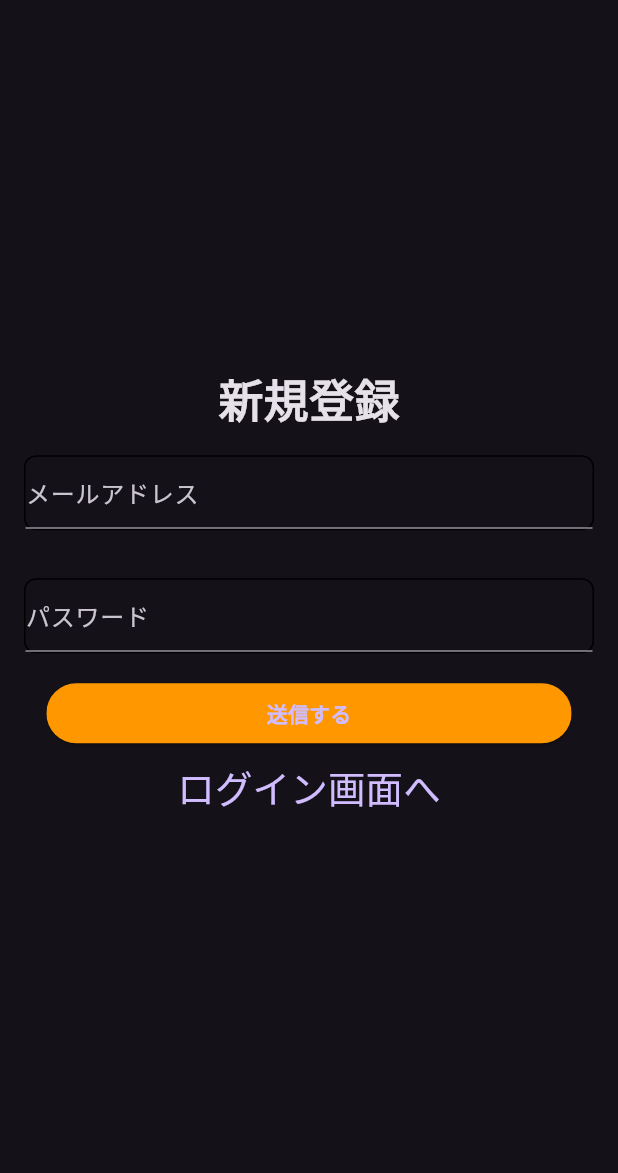
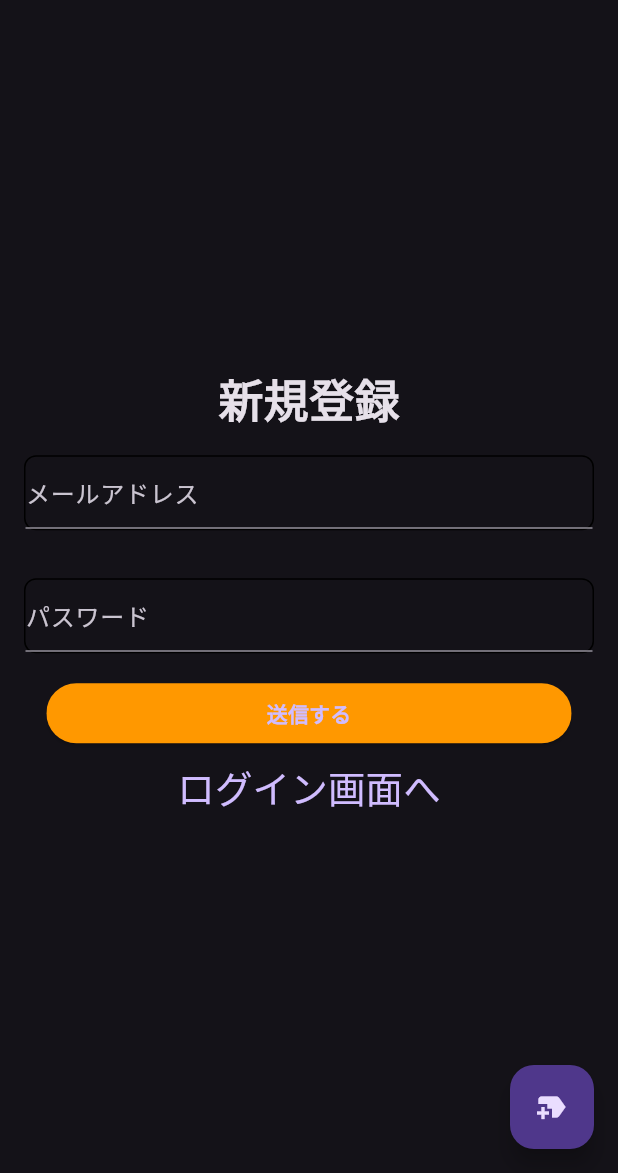
Before and after one commit to shigeyuu/text_sns, a Flutter app: the screen it shows after launch, on a phone screen of 412 x 824 dp, the part 63-1236 px from its top. Run offline on Flutter 3.47's test engine with Material 3 defaults, Android fonts, the phone set to English and light mode, and no system bars; our stand-ins replace cloud_firestore, firebase_auth, firebase_core, firebase_remote_config, flutter_dotenv, fluttertoast and 4 more; missing offline and left inert: minio_new; accounts and stored records are empty; generated files the repository leaves out were written again.

Commit message:
東京を行うページを作成しよう

```diff
--- a/lib/controllers/my_home_page_controller.dart
+++ b/lib/controllers/my_home_page_controller.dart
@@ -1,3 +1,8 @@
 import 'package:get/get.dart';
+import 'package:text_sns/view/create_post_page.dart';
 
-class MyHomePageController extends GetxController {}
+class MyHomePageController extends GetxController {
+  void onFloatingActionButtonPressed() {
+    Get.toNamed(CreatePostPage.path);
+  }
+}
--- a/lib/router/get_pages.dart
+++ b/lib/router/get_pages.dart
@@ -1,4 +1,5 @@
 import 'package:get/get.dart';
+import 'package:text_sns/view/create_post_page.dart';
 import 'package:text_sns/view/pages/account_page.dart';
 import 'package:text_sns/view/pages/logouted_page.dart';
 import 'package:text_sns/view/pages/reauthenticate_page.dart';
@@ -31,6 +32,10 @@ class GetPages {
     GetPage(
       name: UserDeletedPage.path,
       page: () => const UserDeletedPage(),
-    )
+    ),
+    GetPage(
+      name: CreatePostPage.path,
+      page: () => const CreatePostPage(),
+    ),
   ];
 }
--- a/lib/view/pages/my_home_page/my_home_page.dart
+++ b/lib/view/pages/my_home_page/my_home_page.dart
@@ -16,11 +16,15 @@ class MyHomePage extends StatelessWidget {
 
   @override
   Widget build(BuildContext context) {
-    Get.put(MyHomePageController());
+    final controller = Get.put(MyHomePageController());
     final authController = Get.put(AuthController());
     return Scaffold(
       appBar: AppBar(
         title: Text(F.title),
+      ),
+      floatingActionButton: FloatingActionButton(
+        onPressed: controller.onFloatingActionButtonPressed,
+        child: const Icon(Icons.new_label),
       ),
       drawer: const OriginalDrawer(),
       body: Obx(() {
```
Also changed, not shown: lib/controllers/create_post_controller.dart (added, +22 -0 lines), lib/view/create_post_page.dart (added, +21 -0 lines).
